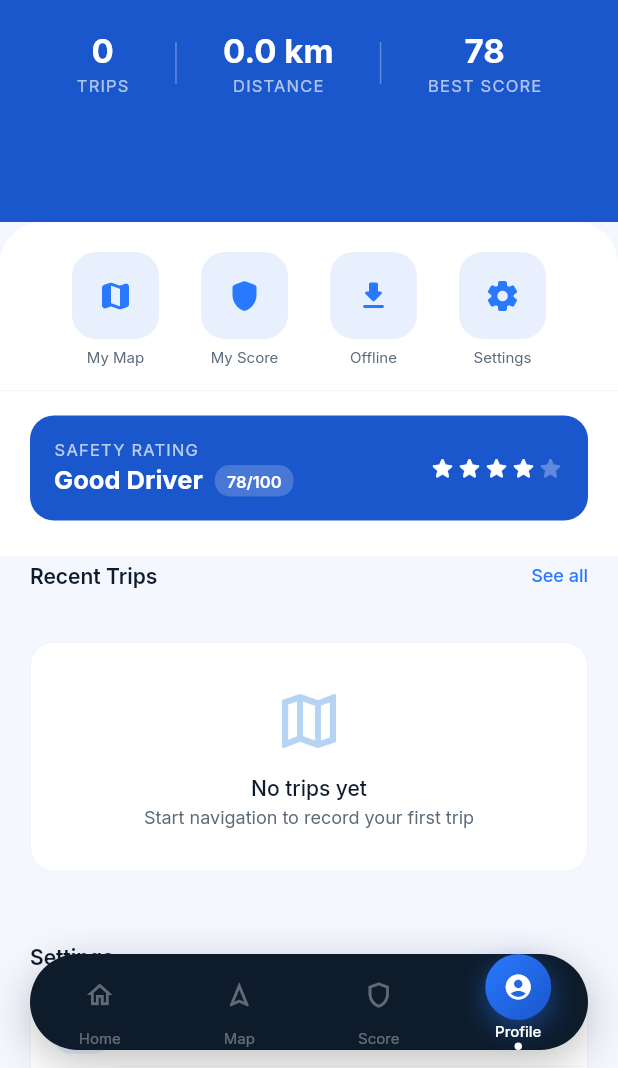
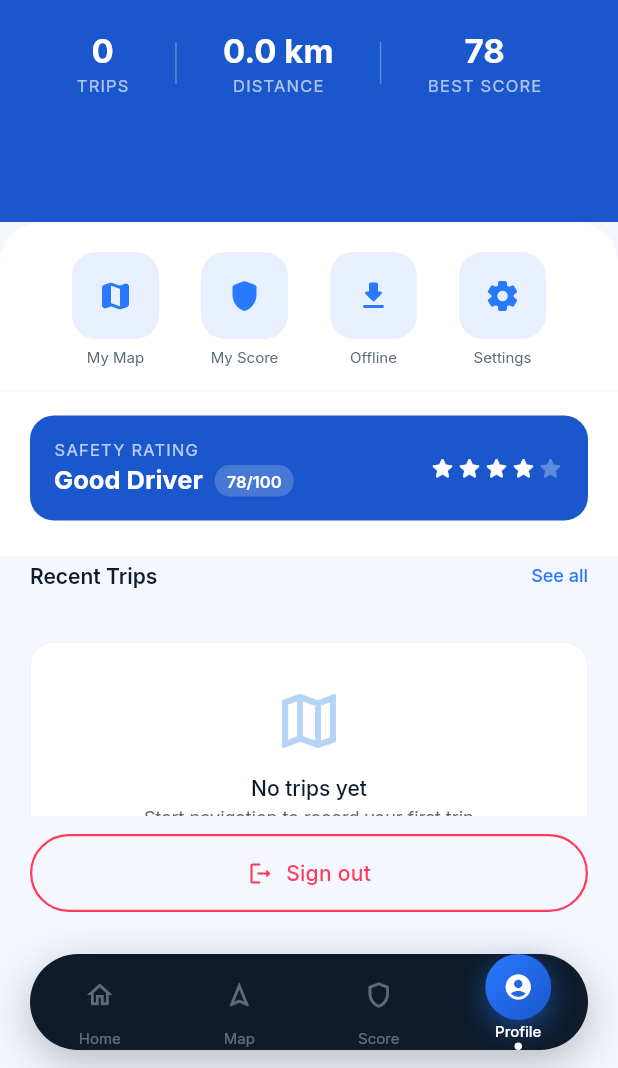
Before and after one commit to akash-de-alwis/R26-IT-048, a Flutter app: the ProfileScreen screen opened by its route, on a phone screen of 412 x 824 dp, the part 168-1236 px from its top. Run offline on Flutter 3.47's test engine with Material 3 defaults, Android fonts, the phone set to English and light mode, and no system bars; our stand-ins replace firebase_auth, firebase_core, flutter_tts, geolocator, go_router, google_fonts and 4 more; missing offline and left inert: mapbox_maps_flutter; accounts and stored records are empty.

Commit message:
logout button enhanced

```diff
--- a/safenav/lib/shared/screens/profile_screen.dart
+++ b/safenav/lib/shared/screens/profile_screen.dart
@@ -199,11 +199,21 @@ class _ProfileScreenState extends State<ProfileScreen> {
                     ),
                   ),
 
-                  const SizedBox(height: 16),
+                  const SizedBox(height: 24),
+                ],
+              ),
+            ),
+          ),
 
-                  // ── Sign out ──────────────────────────────────────────────
-                  Padding(
-                    padding: const EdgeInsets.symmetric(horizontal: 20),
+          // ── Fixed sign-out footer — always above the nav bar ───────────
+          Container(
+            color: const Color(0xFFF5F7FF),
+            padding: EdgeInsets.fromLTRB(
+              20,
+              12,
+              20,
+              MediaQuery.of(context).viewPadding.bottom + 92 + 12,
+            ),
             child: SizedBox(
               width: double.infinity,
               height: 52,
@@ -235,12 +245,6 @@ class _ProfileScreenState extends State<ProfileScreen> {
                     ),
                   ],
                 ),
-                      ),
-                    ),
-                  ),
-
-                  const SizedBox(height: 32),
-                ],
               ),
             ),
           ),
```
Lines whose indentation alone changed are shown as unchanged.
